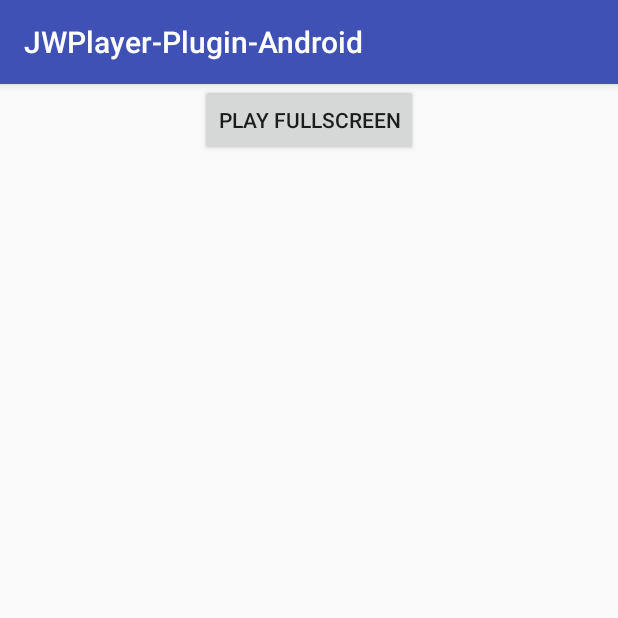
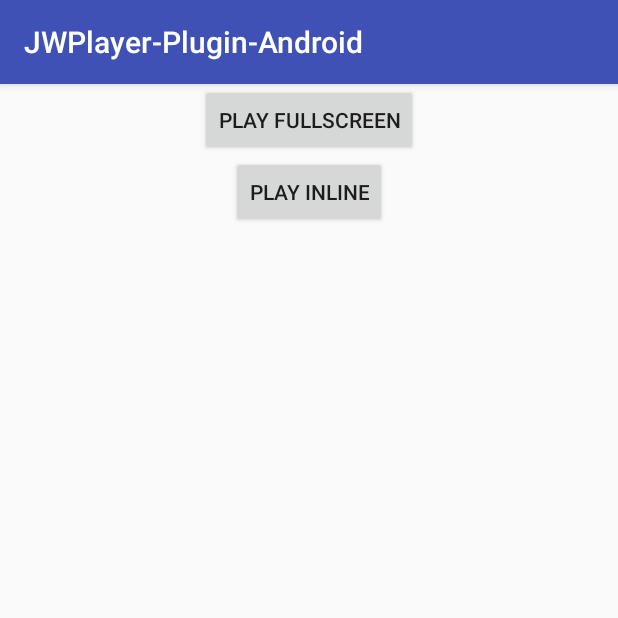
Before and after one commit to applicaster/zapp-player-plugin-jw, an Android app: the screen it shows after launch (MainActivity), on a phone screen of 412 x 824 dp, the top half of it. Run offline under Robolectric (Android 15) with nearby library versions, the phone set to English and light mode, and no system bars; libraries missing offline, so code that uses them is left out: com.applicaster.model, com.applicaster.player, com.applicaster.plugin_manager, com.applicaster.util; 3 statements that could not run were skipped.

Commit message:
Restore inline player functionality in sample app

```diff
--- a/app/src/main/res/layout/activity_main.xml
+++ b/app/src/main/res/layout/activity_main.xml
@@ -20,7 +20,7 @@
         android:layout_height="wrap_content"
         android:layout_gravity="center"
         android:text="Play Inline"
-        android:visibility="gone" />
+        android:visibility="visible" />
 
     <FrameLayout
         android:id="@+id/video_layout"
```
Also changed, not shown: app/src/main/java/com/applicaster/player/plugins/zapppluginplayer_android/MainActivity.java (+11 -11 lines).
